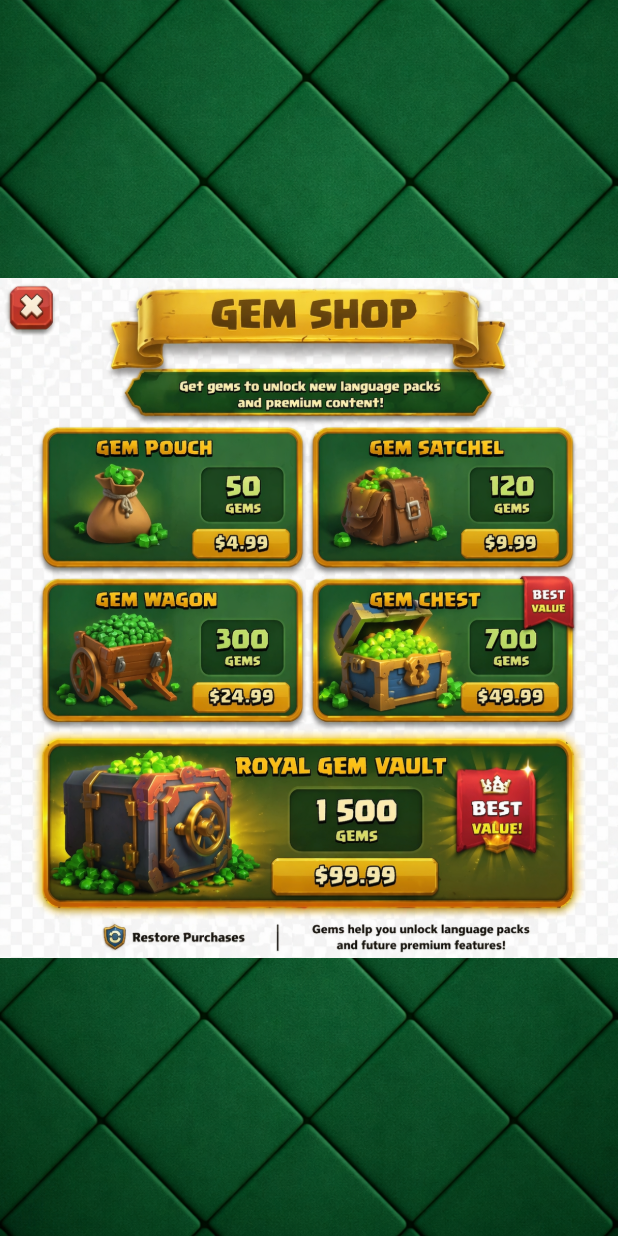
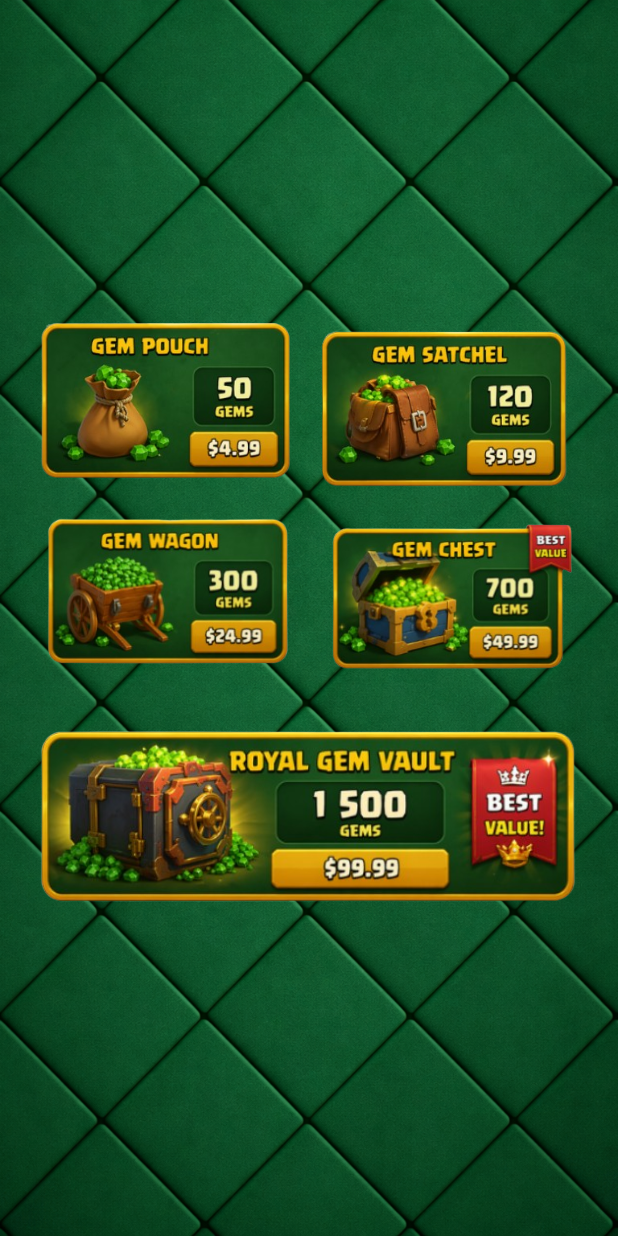
Before and after one commit to Chimera-pkg/memsnap, a Flutter app: the ShopScreen screen opened by its route, on a phone screen of 412 x 824 dp. Run offline on Flutter 3.47's test engine with Material 3 defaults, Android fonts, the phone set to English and light mode, and no system bars; our stand-ins replace device_preview, shared_preferences; accounts and stored records are empty.

Commit message:
finishing shop screen

```diff
--- a/lib/features/shop/shop_screen.dart
+++ b/lib/features/shop/shop_screen.dart
@@ -1,22 +1,143 @@
 import 'package:flutter/material.dart';
+import 'package:learning_gamification/providers/gem_provider.dart';
+import 'package:learning_gamification/shared/widgets/snackbar_widget.dart';
+import 'package:provider/provider.dart';
 
 class ShopScreen extends StatelessWidget {
   const ShopScreen({super.key});
 
   @override
   Widget build(BuildContext context) {
+    final gemProvider = context.watch<GemProvider>();
     return Scaffold(
       body: Container(
         width: double.infinity,
+        height: double.infinity,
         decoration: const BoxDecoration(
           image: DecorationImage(
             image: AssetImage('assets/greenbg.png'),
             fit: BoxFit.cover,
           ),
         ),
-        child: Column(
-          mainAxisAlignment: MainAxisAlignment.center,
-          children: [Image.asset("assets/shopscreen.png")],
+        child: SafeArea(
+          child: Center(
+            child: SingleChildScrollView(
+              padding: const EdgeInsets.symmetric(
+                horizontal: 24.0,
+                vertical: 20.0,
+              ),
+              child: Column(
+                mainAxisAlignment: MainAxisAlignment.center,
+                children: [
+                  Row(
+                    children: [
+                      Expanded(
+                        child: GestureDetector(
+                          onTap: () async {
+                            await gemProvider.addGems(50);
+                            if (context.mounted) {
+                              SnackbarWidget.show(
+                                context,
+                                message: "50 gems added!",
+                                backgroundColor: Colors.green,
+                              );
+                              Future.delayed(const Duration(seconds: 1));
+                              Navigator.pop(context);
+                            }
+                          },
+                          child: Image.asset("assets/50-gems.png"),
+                        ),
+                      ),
+                      const SizedBox(width: 16),
+                      Expanded(
+                        child: GestureDetector(
+                          onTap: () async {
+                            await gemProvider.addGems(120);
+                            if (context.mounted) {
+                              SnackbarWidget.show(
+                                context,
+                                message: "120 gems added!",
+                                backgroundColor: Colors.green,
+                              );
+                              Future.delayed(const Duration(seconds: 1));
+                              Navigator.pop(context);
+                            }
+                          },
+                          child: Transform.scale(
+                            scale: 1.04,
+                            child: Image.asset("assets/120-gems.png"),
+                          ),
+                        ),
+                      ),
+                    ],
+                  ),
+                  const SizedBox(height: 20),
+                  Row(
+                    children: [
+                      Expanded(
+                        child: GestureDetector(
+                          onTap: () async {
+                            await gemProvider.addGems(300);
+                            if (context.mounted) {
+                              SnackbarWidget.show(
+                                context,
+                                message: "300 gems added!",
+                                backgroundColor: Colors.green,
+                              );
+                              Future.delayed(const Duration(seconds: 1));
+                              Navigator.pop(context);
+                            }
+                          },
+                          child: Image.asset("assets/300-gems.png"),
+                        ),
+                      ),
+                      const SizedBox(width: 16),
+                      Expanded(
+                        child: GestureDetector(
+                          onTap: () async {
+                            await gemProvider.addGems(700);
+                            if (context.mounted) {
+                              SnackbarWidget.show(
+                                context,
+                                message: "700 gems added!",
+                                backgroundColor: Colors.green,
+                              );
+                              Future.delayed(const Duration(seconds: 1));
+                              Navigator.pop(context);
+                            }
+                          },
+                          child: Transform.scale(
+                            scale: 0.94,
+                            child: Image.asset("assets/700-gems.png"),
+                          ),
+                        ),
+                      ),
+                    ],
+                  ),
+                  const SizedBox(height: 20),
+                  GestureDetector(
+                    onTap: () async {
+                      await gemProvider.addGems(1500);
+                      if (context.mounted) {
+                        SnackbarWidget.show(
+                          context,
+                          message: "1500 gems added!",
+                          backgroundColor: Colors.green,
+                        );
+                        Future.delayed(const Duration(seconds: 1));
+                        Navigator.pop(context);
+                      }
+                    },
+                    child: Image.asset(
+                      "assets/1500-gems.png",
+                      width: double.infinity,
+                      fit: BoxFit.contain,
+                    ),
+                  ),
+                ],
+              ),
+            ),
+          ),
         ),
       ),
     );
--- /dev/null
+++ b/lib/shared/widgets/snackbar_widget.dart
@@ -0,0 +1,19 @@
+import 'package:flutter/material.dart';
+
+class SnackbarWidget {
+  static void show(
+    BuildContext context, {
+    required String message,
+    Color backgroundColor = Colors.black,
+    Duration duration = const Duration(seconds: 3),
+  }) {
+    ScaffoldMessenger.of(context).hideCurrentSnackBar();
+    ScaffoldMessenger.of(context).showSnackBar(
+      SnackBar(
+        content: Text(message, style: TextStyle(color: Colors.white)),
+        backgroundColor: backgroundColor,
+        duration: duration,
+      ),
+    );
+  }
+}
```
Also changed, not shown: assets/120-gems.png (added), assets/1500-gems.png (added), assets/300-gems.png (added), assets/50-gems.png (added), assets/700-gems.png (added), assets/chinese.png (added), assets/french.png (added), assets/spanish.png (added).
